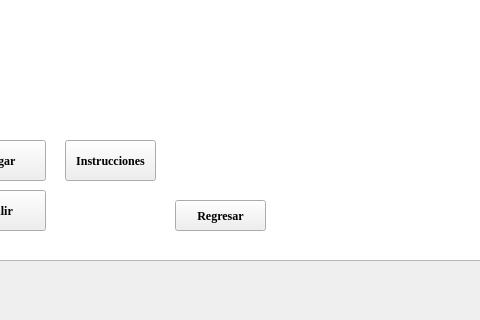
First picture: the form in mainwindow.ui, repository Sara-Ochoa/Proyecto_Final, before the edit; both pictures show x 115 to 595 and y 280 to 600 of the 800 by 600 pixel window.
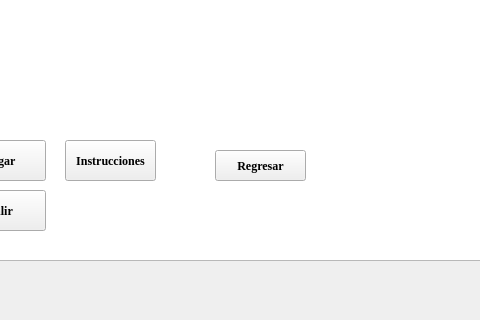
Second picture: the form after the edit.

Diff of the .ui file:
```diff
--- a/mainwindow.ui
+++ b/mainwindow.ui
@@ -73,8 +73,8 @@
    <widget class="QPushButton" name="btn_Regresar">
     <property name="geometry">
      <rect>
-      <x>290</x>
-      <y>480</y>
+      <x>330</x>
+      <y>430</y>
       <width>91</width>
       <height>31</height>
      </rect>
```
